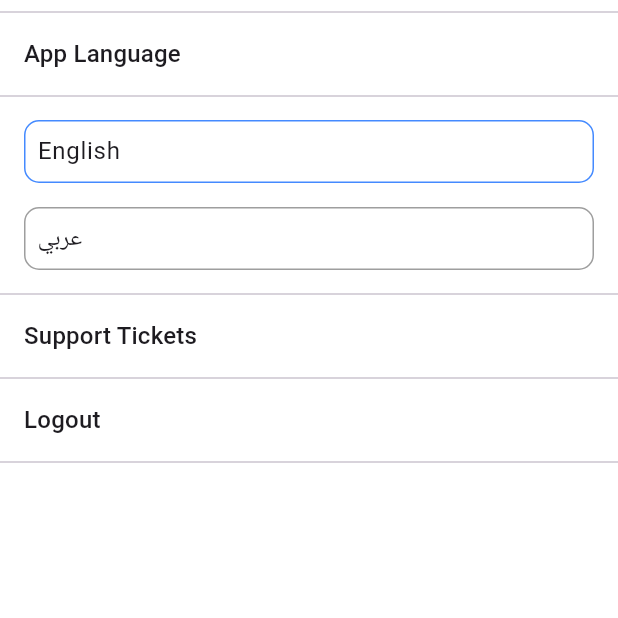
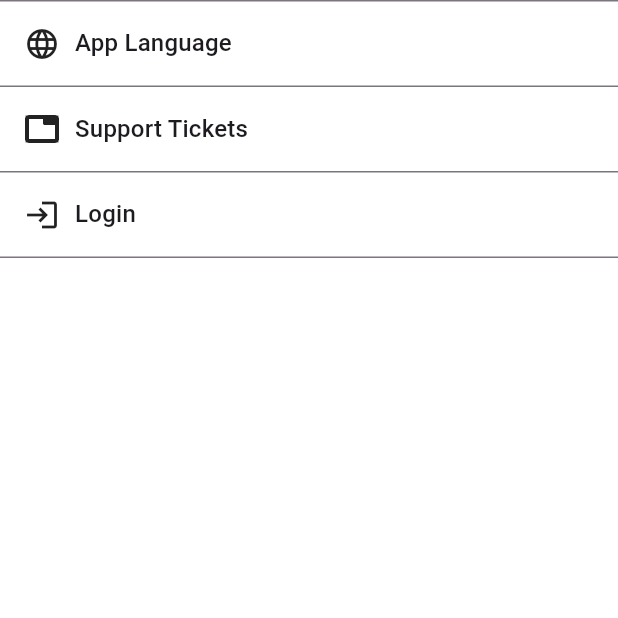
Before and after one commit to lalitjadav007/Iraqi_Card, a Flutter app: the Settings screen opened by its route, on a phone screen of 412 x 824 dp, the top half of it. Run offline on Flutter 3.47's test engine with Material 2 defaults, Android fonts, the phone set to English and light mode, and no system bars; our stand-ins replace get, image_picker, shared_preferences; accounts and stored records are empty; network calls fail.

Commit message:
Access app without login

```diff
--- a/lib/settings.dart
+++ b/lib/settings.dart
@@ -1,5 +1,6 @@
 import 'package:cards_store/common_widgets.dart';
 import 'package:cards_store/controller/settings_controller.dart';
+import 'package:cards_store/preferences/shared_preferences.dart';
 import 'package:cards_store/resources/translation_keys.dart' as translations;
 import 'package:cards_store/splash_page.dart';
 import 'package:cards_store/ui/my_tickets.dart';
@@ -18,81 +19,49 @@ class Settings extends StatelessWidget {
     return Container(
       child: ListView(
         children: [
-          const Divider(),
-          Padding(
-            padding: const EdgeInsets.symmetric(horizontal: 16, vertical: 8),
-            child: Text(
-              translations.appLanguage.tr,
-              style: Theme.of(context).textTheme.titleMedium,
+          Container(
+            decoration: BoxDecoration(
+                border: Border(
+                  top: BorderSide(color: Theme.of(context).dividerColor),
+                  bottom: BorderSide(color: Theme.of(context).dividerColor),
+                )
+            ),
+            padding: const EdgeInsets.symmetric(horizontal: 16, vertical: 16),
+            child: Row(
+              children: [
+                Icon(Icons.language),
+                SizedBox(width: 10,),
+                Text(
+                  translations.appLanguage.tr,
+                  style: Theme.of(context).textTheme.titleMedium,
+                ),
+              ],
             ),
           ),
-          const Divider(),
           GestureDetector(
             onTap: () {
-              Get.updateLocale(const Locale('en', 'EN'));
+              Get.toNamed(MyTickets.name);
             },
             child: Container(
-              margin: EdgeInsets.symmetric(horizontal: 16, vertical: 8),
               decoration: BoxDecoration(
-                border: Border.all(
-                    color: Get.locale?.languageCode == "en"
-                        ? Colors.blueAccent
-                        : Colors.grey),
-                borderRadius: BorderRadius.circular(10),
+                border: Border(
+                  bottom: BorderSide(color: Theme.of(context).dividerColor),
+                )
               ),
-              padding: const EdgeInsets.symmetric(horizontal: 8, vertical: 8),
+              padding: const EdgeInsets.symmetric(horizontal: 16, vertical: 16),
               child: Row(
                 children: [
-                  Expanded(
-                    child: Text(
-                      "English",
-                      style: Theme.of(context).textTheme.bodyLarge,
-                    ),
+                  Icon(Icons.tab_sharp),
+                  SizedBox(width: 10,),
+                  Text(
+                    translations.supportTickets.tr,
+                    style: Theme.of(context).textTheme.titleMedium,
                   ),
                 ],
               ),
             ),
           ),
-          GestureDetector(
-            onTap: () {
-              Get.updateLocale(const Locale('ar', 'AR'));
-            },
-            child: Container(
-              margin: EdgeInsets.symmetric(horizontal: 16, vertical: 8),
-              decoration: BoxDecoration(
-                border: Border.all(
-                    color: Get.locale?.languageCode == "ar"
-                        ? Colors.blueAccent
-                        : Colors.grey),
-                borderRadius: BorderRadius.circular(10),
-              ),
-              padding: const EdgeInsets.symmetric(horizontal: 8, vertical: 8),
-              child: Row(
-                children: [
-                  Expanded(
-                    child: Text(
-                      "عربي",
-                      style: Theme.of(context).textTheme.bodyLarge,
-                    ),
-                  ),
-                ],
-              ),
-            ),
-          ),
-          const Divider(),
-          GestureDetector(
-            onTap: () {
-              Get.toNamed(MyTickets.name);
-            },
-            child: Padding(
-              padding: const EdgeInsets.symmetric(horizontal: 16, vertical: 8),
-              child: Text(
-                translations.supportTickets.tr,
-                style: Theme.of(context).textTheme.titleMedium,
-              ),
-            ),
-          ),
-          const Divider(),
+          getLoginUser() != null ?
           GestureDetector(
             onTap: () {
               Get.dialog(AlertDialog(
@@ -103,7 +72,7 @@ class Settings extends StatelessWidget {
                   buildSmallButton(context, translations.yesString.tr,
                       () async {
                     await controller.logout();
-                    Get.toNamed(LoginPage.name);
+                    Get.offAndToNamed(LoginPage.name);
                   }),
                   buildSmallButton(context, translations.noString.tr, () {
                     Get.back();
@@ -111,15 +80,48 @@ class Settings extends StatelessWidget {
                 ],
               ));
             },
-            child: Padding(
-              padding: const EdgeInsets.symmetric(horizontal: 16, vertical: 8),
-              child: Text(
-                translations.logoutTitle.tr,
-                style: Theme.of(context).textTheme.titleMedium,
+            child: Container(
+              decoration: BoxDecoration(
+                  border: Border(
+                    bottom: BorderSide(color: Theme.of(context).dividerColor),
+                  )
+              ),
+              padding: const EdgeInsets.symmetric(horizontal: 16, vertical: 16),
+              child: Row(
+                children: [
+                  Icon(Icons.logout),
+                  SizedBox(width: 10,),
+                  Text(
+                    translations.logoutTitle.tr,
+                    style: Theme.of(context).textTheme.titleMedium,
+                  ),
+                ],
+              ),
+            ),
+          ) :
+          GestureDetector(
+            onTap: () {
+              Get.offAllNamed(LoginPage.name);
+            },
+            child: Container(
+              decoration: BoxDecoration(
+                  border: Border(
+                    bottom: BorderSide(color: Theme.of(context).dividerColor),
+                  )
+              ),
+              padding: const EdgeInsets.symmetric(horizontal: 16, vertical: 16),
+              child: Row(
+                children: [
+                  Icon(Icons.login),
+                  SizedBox(width: 10,),
+                  Text(
+                    translations.buttonLogin.tr,
+                    style: Theme.of(context).textTheme.titleMedium,
+                  ),
+                ],
               ),
             ),
           ),
-          const Divider(),
         ],
       ),
     );
```
Also changed, not shown: lib/main.dart (+10 -2 lines), lib/splash_page.dart (+54 -18 lines), assets/images/info_page.png (added).
